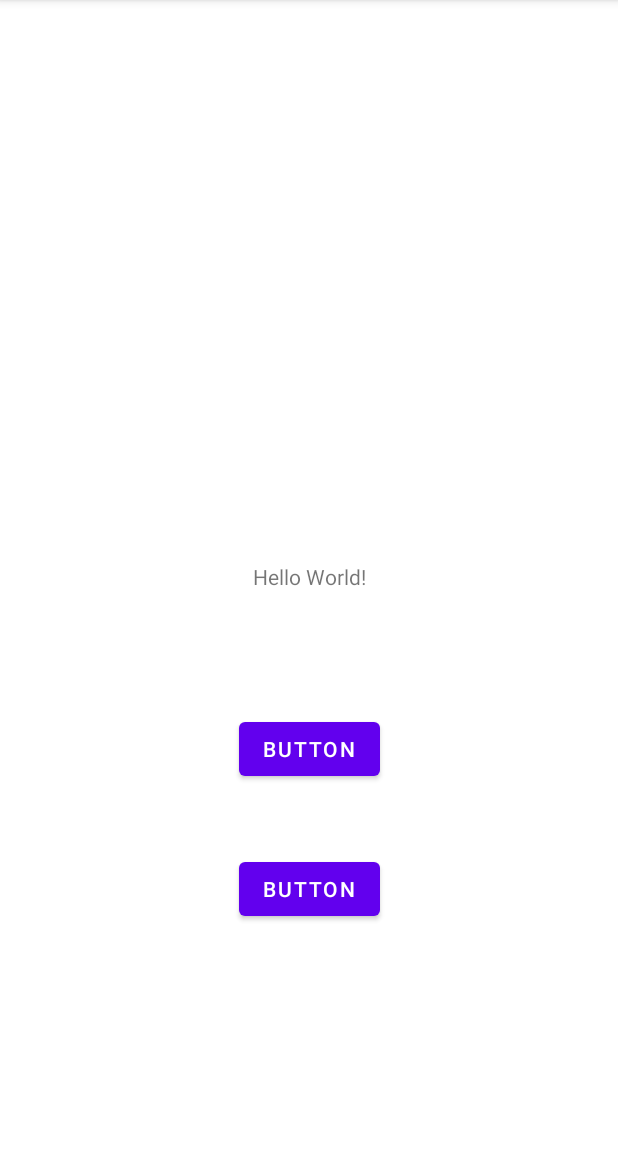
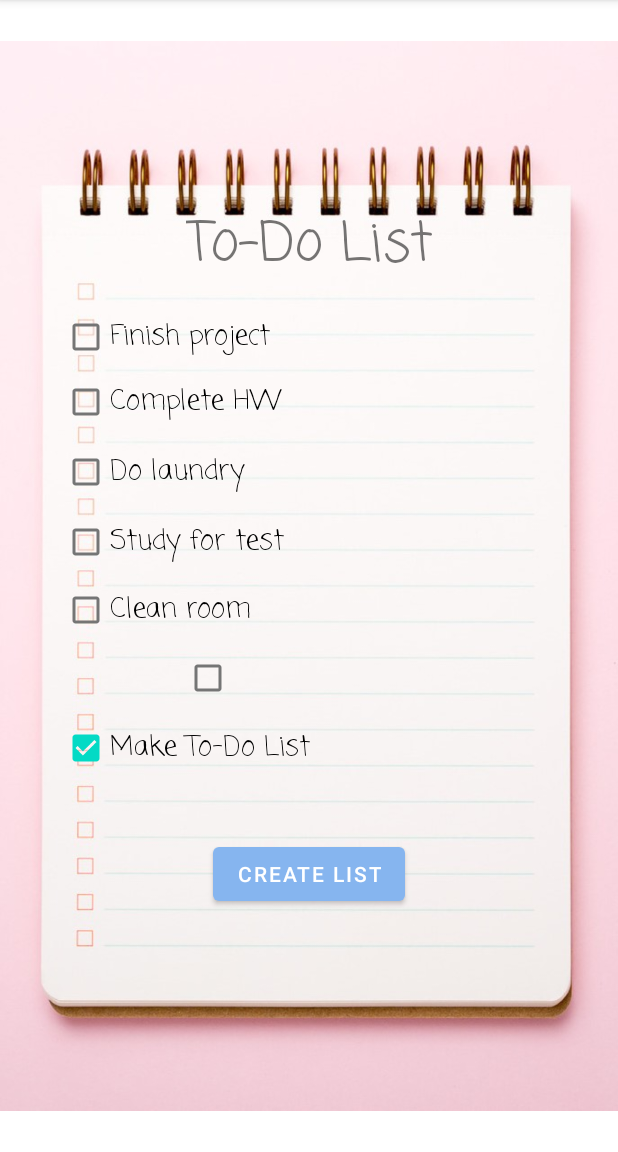
Before and after one commit to dlam15/CS441_program4, an Android app: the screen it shows after launch (MainActivity), on a phone screen of 412 x 824 dp, the part 84-1236 px from its top. Run offline under Robolectric (Android 15) with nearby library versions, the phone set to English and light mode, and no system bars.

Commit message:
fixed naming, added saving and restoring, and fixed main screen

```diff
--- a/app/src/main/AndroidManifest.xml
+++ b/app/src/main/AndroidManifest.xml
@@ -9,11 +9,11 @@
         android:roundIcon="@mipmap/ic_launcher_round"
         android:supportsRtl="true"
         android:theme="@style/Theme.Table_List_Widget">
-        <activity android:name=".MainActivity3"></activity>
+        <activity android:name=".Hidden"></activity>
         <activity
             android:name=".AddList"
             android:theme="@style/Theme.Table_List_Widget.PopupTheme" />
-        <activity android:name=".MainActivity2" />
+        <activity android:name=".ToDoList" />
         <activity android:name=".MainActivity">
             <intent-filter>
                 <action android:name="android.intent.action.MAIN" />
--- a/app/src/main/java/com/example/table_list_widget/MainActivity.java
+++ b/app/src/main/java/com/example/table_list_widget/MainActivity.java
@@ -1,10 +1,8 @@
 package com.example.table_list_widget;
 
 import androidx.appcompat.app.AppCompatActivity;
-import androidx.recyclerview.widget.RecyclerView;
 
 import android.content.Intent;
-import android.graphics.Color;
 import android.os.Bundle;
 import android.view.View;
 import android.widget.Button;
@@ -16,22 +14,20 @@ public class MainActivity extends AppCompatActivity {
         super.onCreate(savedInstanceState);
         setContentView(R.layout.activity_main);
 
-        Button next = (Button) findViewById(R.id.button);
-        //next.setBackgroundColor(Color.TRANSPARENT);
-
+        Button next = (Button) findViewById(R.id.listButton);
         next.setOnClickListener(new View.OnClickListener() {
             @Override
             public void onClick(View view) {
-                Intent intent = new Intent(MainActivity.this, MainActivity2.class);
+                Intent intent = new Intent(MainActivity.this, ToDoList.class);
                 startActivity(intent);
             }
         });
 
-        Button hidden = (Button) findViewById(R.id.button6);
+        Button hidden = (Button) findViewById(R.id.hiddenButton);
         hidden.setOnClickListener(new View.OnClickListener() {
             @Override
             public void onClick(View view) {
-                Intent intent = new Intent(MainActivity.this, MainActivity3.class);
+                Intent intent = new Intent(MainActivity.this, Hidden.class);
                 startActivity(intent);
             }
         });
--- a/app/src/main/res/layout/activity_add_list.xml
+++ b/app/src/main/res/layout/activity_add_list.xml
@@ -19,11 +19,11 @@
         app:layout_constraintTop_toTopOf="parent" />
 
     <Button
-        android:id="@+id/button4"
+        android:id="@+id/submitButton"
         android:layout_width="wrap_content"
         android:layout_height="wrap_content"
         android:layout_marginTop="20dp"
-        android:text="Button"
+        android:text="Add Task"
         app:layout_constraintEnd_toEndOf="@+id/editTask"
         app:layout_constraintStart_toStartOf="@+id/editTask"
         app:layout_constraintTop_toBottomOf="@+id/editTask" />
--- a/app/src/main/res/layout/activity_main.xml
+++ b/app/src/main/res/layout/activity_main.xml
@@ -6,37 +6,151 @@
     android:layout_height="match_parent"
     tools:context=".MainActivity">
 
+    <ImageView
+        android:id="@+id/notepadImg"
+        android:layout_width="0dp"
+        android:layout_height="0dp"
+        app:layout_constraintBottom_toBottomOf="parent"
+        app:layout_constraintEnd_toEndOf="parent"
+        app:layout_constraintHorizontal_bias="0.0"
+        app:layout_constraintStart_toStartOf="parent"
+        app:layout_constraintTop_toTopOf="parent"
+        app:srcCompat="@drawable/notepad" />
+
     <TextView
-        android:id="@+id/textView3"
+        android:id="@+id/mainTitle"
         android:layout_width="wrap_content"
         android:layout_height="wrap_content"
-        android:text="Hello World!"
+        android:fontFamily="casual"
+        android:text="To-Do List"
+        android:textSize="36sp"
         app:layout_constraintBottom_toBottomOf="parent"
+        app:layout_constraintHorizontal_bias="0.501"
         app:layout_constraintLeft_toLeftOf="parent"
         app:layout_constraintRight_toRightOf="parent"
-        app:layout_constraintTop_toTopOf="parent" />
+        app:layout_constraintTop_toTopOf="parent"
+        app:layout_constraintVertical_bias="0.191" />
 
     <Button
-        android:id="@+id/button"
+        android:id="@+id/listButton"
         android:layout_width="wrap_content"
         android:layout_height="wrap_content"
-        android:text="Button"
+        android:text="Create List"
+        app:backgroundTint="#86B5EF"
         app:layout_constraintBottom_toBottomOf="parent"
         app:layout_constraintEnd_toEndOf="parent"
         app:layout_constraintStart_toStartOf="parent"
-        app:layout_constraintTop_toTopOf="parent"
-        app:layout_constraintVertical_bias="0.79"/>
+        app:layout_constraintTop_toBottomOf="@+id/mainCB7"
+        app:layout_constraintVertical_bias="0.19" />
+
+    <CheckBox
+        android:id="@+id/mainCB1"
+        android:layout_width="195dp"
+        android:layout_height="44dp"
+        android:checked="false"
+        android:clickable="false"
+        android:fontFamily="casual"
+        android:text="Finish project"
+        android:textSize="18sp"
+        app:layout_constraintBottom_toBottomOf="parent"
+        app:layout_constraintEnd_toEndOf="parent"
+        app:layout_constraintHorizontal_bias="0.191"
+        app:layout_constraintStart_toStartOf="parent"
+        app:layout_constraintTop_toBottomOf="@+id/mainTitle"
+        app:layout_constraintVertical_bias="0.021" />
+
+    <CheckBox
+        android:id="@+id/mainCB2"
+        android:layout_width="0dp"
+        android:layout_height="43dp"
+        android:checked="false"
+        android:clickable="false"
+        android:fontFamily="casual"
+        android:text="Complete HW"
+        android:textSize="18sp"
+        app:layout_constraintEnd_toEndOf="@+id/mainCB1"
+        app:layout_constraintHorizontal_bias="1.0"
+        app:layout_constraintStart_toStartOf="@+id/mainCB1"
+        app:layout_constraintTop_toBottomOf="@+id/mainCB1" />
+
+    <CheckBox
+        android:id="@+id/mainCB3"
+        android:layout_width="0dp"
+        android:layout_height="43dp"
+        android:layout_marginTop="3dp"
+        android:checked="false"
+        android:clickable="false"
+        android:fontFamily="casual"
+        android:text="Do laundry"
+        android:textSize="18sp"
+        app:layout_constraintEnd_toEndOf="@+id/mainCB2"
+        app:layout_constraintHorizontal_bias="0.0"
+        app:layout_constraintStart_toStartOf="@+id/mainCB2"
+        app:layout_constraintTop_toBottomOf="@+id/mainCB2" />
+
+    <CheckBox
+        android:id="@+id/mainCB4"
+        android:layout_width="0dp"
+        android:layout_height="43dp"
+        android:layout_marginTop="3dp"
+        android:checked="false"
+        android:clickable="false"
+        android:fontFamily="casual"
+        android:text="Study for test"
+        android:textSize="18sp"
+        app:layout_constraintEnd_toEndOf="@+id/mainCB3"
+        app:layout_constraintStart_toStartOf="@+id/mainCB3"
+        app:layout_constraintTop_toBottomOf="@+id/mainCB3" />
+
+    <CheckBox
+        android:id="@+id/mainCB5"
+        android:layout_width="0dp"
+        android:layout_height="43dp"
+        android:layout_marginTop="2dp"
+        android:checked="false"
+        android:clickable="false"
+        android:fontFamily="casual"
+        android:text="Clean room"
+        android:textSize="18sp"
+        app:layout_constraintEnd_toEndOf="@+id/mainCB4"
+        app:layout_constraintStart_toStartOf="@+id/mainCB4"
+        app:layout_constraintTop_toBottomOf="@+id/mainCB4" />
+
+    <CheckBox
+        android:id="@+id/mainCB6"
+        android:layout_width="0dp"
+        android:layout_height="43dp"
+        android:layout_marginTop="2dp"
+        android:checked="false"
+        android:clickable="false"
+        app:layout_constraintEnd_toEndOf="@+id/mainCB5"
+        app:layout_constraintStart_toStartOf="@+id/mainCB5"
+        app:layout_constraintTop_toBottomOf="@+id/mainCB5" />
 
     <Button
-        android:id="@+id/button6"
-        android:layout_width="wrap_content"
-        android:layout_height="wrap_content"
-        android:text="Button"
-        app:layout_constraintBottom_toBottomOf="parent"
-        app:layout_constraintEnd_toEndOf="parent"
-        app:layout_constraintStart_toStartOf="parent"
-        app:layout_constraintTop_toTopOf="parent"
-        app:layout_constraintVertical_bias="0.65999997" />
-    <!--style="?android:attr/borderlessButtonStyle"/>-->
+        android:id="@+id/hiddenButton"
+        style="?android:attr/borderlessButtonStyle"
+        android:layout_width="171dp"
+        android:layout_height="46dp"
+        app:layout_constraintBottom_toBottomOf="@+id/mainCB6"
+        app:layout_constraintEnd_toEndOf="@+id/mainCB6"
+        app:layout_constraintHorizontal_bias="1.0"
+        app:layout_constraintStart_toStartOf="@+id/mainCB6"
+        app:layout_constraintTop_toBottomOf="@+id/mainCB5"
+        app:layout_constraintVertical_bias="0.68" />
+
+    <CheckBox
+        android:id="@+id/mainCB7"
+        android:layout_width="0dp"
+        android:layout_height="43dp"
+        android:layout_marginTop="3dp"
+        android:checked="true"
+        android:fontFamily="casual"
+        android:text="Make To-Do List"
+        android:textSize="18sp"
+        app:layout_constraintEnd_toEndOf="@+id/mainCB6"
+        app:layout_constraintHorizontal_bias="0.0"
+        app:layout_constraintStart_toStartOf="@+id/mainCB6"
+        app:layout_constraintTop_toBottomOf="@+id/mainCB6" />
 
 </androidx.constraintlayout.widget.ConstraintLayout>
```
Also changed, not shown: app/src/main/java/com/example/table_list_widget/AddList.java (+9 -10 lines), app/src/main/java/com/example/table_list_widget/Hidden.java (renamed from app/src/main/java/com/example/table_list_widget/MainActivity3.java, +4 -6 lines), app/src/main/java/com/example/table_list_widget/Tasks.java (added, +88 -0 lines), app/src/main/java/com/example/table_list_widget/ToDoList.java (renamed from app/src/main/java/com/example/table_list_widget/MainActivity2.java, +11 -25 lines), app/src/main/res/layout/activity_hidden.xml (renamed from app/src/main/res/layout/activity_main3.xml, +9 -9 lines), app/src/main/res/layout/activity_to_do_list.xml (renamed from app/src/main/res/layout/activity_main2.xml, +12 -12 lines), app/src/main/res/drawable/notepad.jpeg (added).
